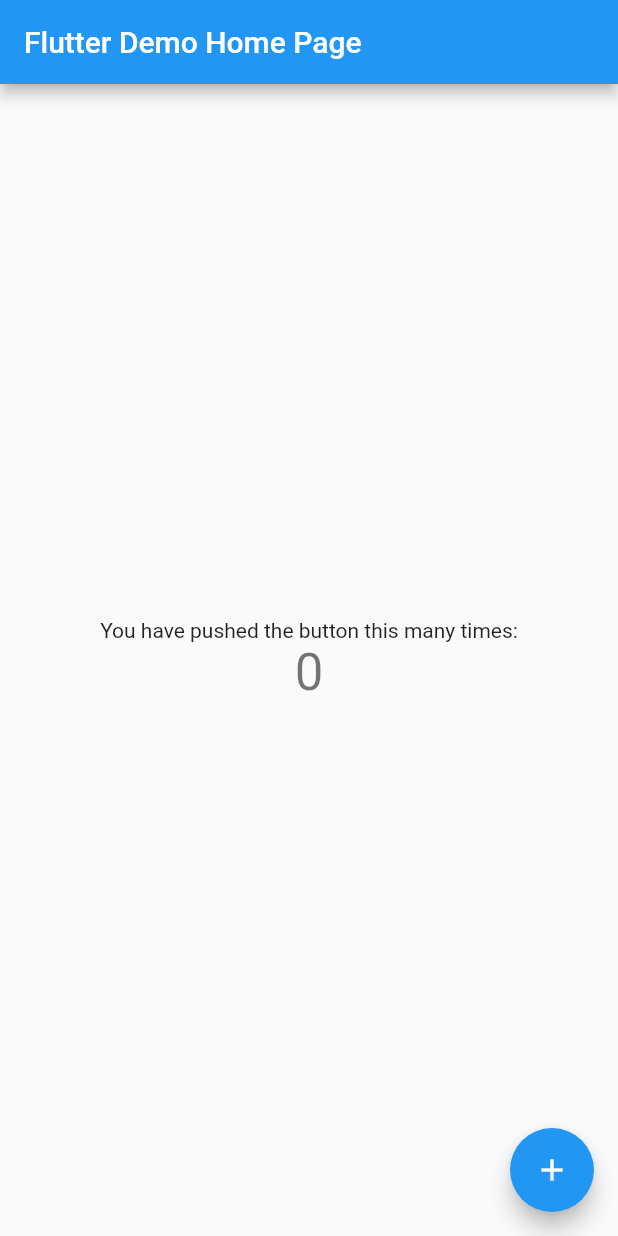
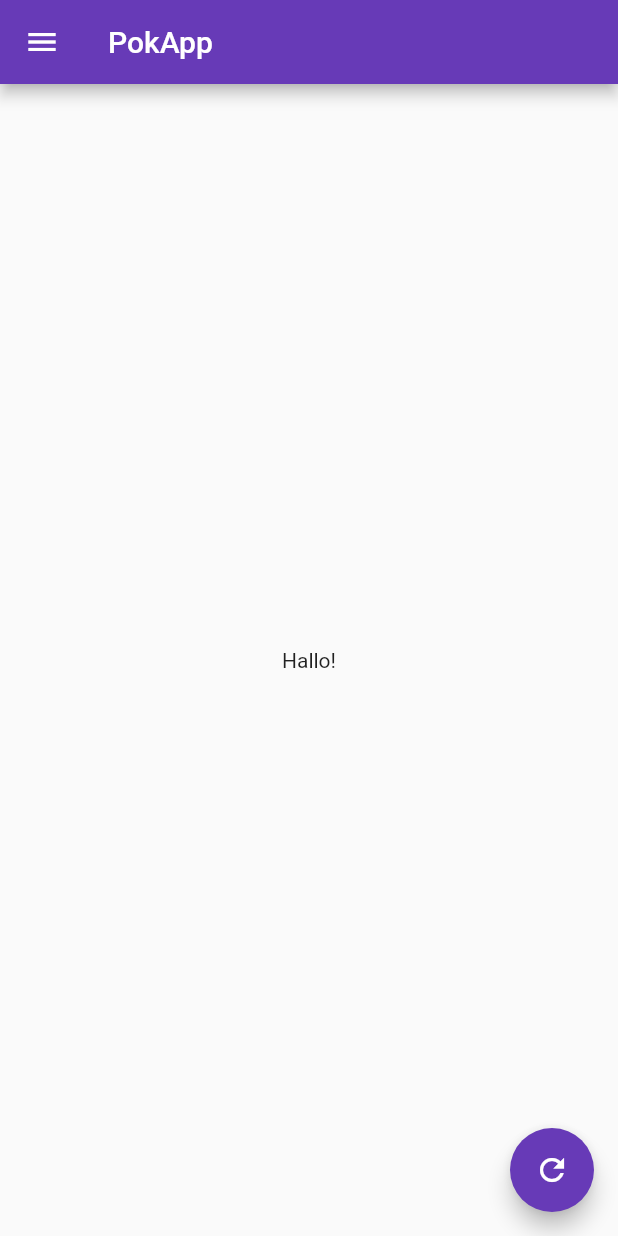
Before and after one commit to marcionitao/pokApp, a Flutter app: the screen it shows after launch, on a phone screen of 412 x 824 dp. Run offline on Flutter 3.47's test engine with Material 2 defaults, Android fonts, the phone set to English and light mode, and no system bars.

Commit message:
add home page

```diff
--- /dev/null
+++ b/lib/home.dart
@@ -0,0 +1,32 @@
+import 'package:flutter/material.dart';
+
+class MyHomePage extends StatefulWidget {
+  @override
+  MyHomePageState createState() {
+    return new MyHomePageState();
+  }
+}
+
+class MyHomePageState extends State<MyHomePage> {
+  @override
+  Widget build(BuildContext context) {
+    return Scaffold(
+      appBar: AppBar(
+        title: Text('PokApp'),
+        backgroundColor: Colors.deepPurple,
+      ),
+
+      body: Center(
+        child: Text('Hallo!'),
+      ),
+
+      drawer: Drawer(),
+
+      floatingActionButton: FloatingActionButton(
+        onPressed: () {},
+        backgroundColor: Colors.deepPurple,
+        child: Icon(Icons.refresh),
+      ),
+    );
+  }
+}
--- a/lib/main.dart
+++ b/lib/main.dart
@@ -1,4 +1,5 @@
 import 'package:flutter/material.dart';
+import 'package:pokapp/home.dart';
 
 void main() => runApp(MyApp());
 
@@ -7,105 +8,9 @@ class MyApp extends StatelessWidget {
   @override
   Widget build(BuildContext context) {
     return MaterialApp(
-      title: 'Flutter Demo',
-      theme: ThemeData(
-        // This is the theme of your application.
-        //
-        // Try running your application with "flutter run". You'll see the
-        // application has a blue toolbar. Then, without quitting the app, try
-        // changing the primarySwatch below to Colors.green and then invoke
-        // "hot reload" (press "r" in the console where you ran "flutter run",
-        // or simply save your changes to "hot reload" in a Flutter IDE).
-        // Notice that the counter didn't reset back to zero; the application
-        // is not restarted.
-        primarySwatch: Colors.blue,
-      ),
-      home: MyHomePage(title: 'Flutter Demo Home Page'),
+      debugShowCheckedModeBanner: false,
+      title: 'PokApp',
+      home: MyHomePage(),
     );
   }
 }
-
-class MyHomePage extends StatefulWidget {
-  MyHomePage({Key key, this.title}) : super(key: key);
-
-  // This widget is the home page of your application. It is stateful, meaning
-  // that it has a State object (defined below) that contains fields that affect
-  // how it looks.
-
-  // This class is the configuration for the state. It holds the values (in this
-  // case the title) provided by the parent (in this case the App widget) and
-  // used by the build method of the State. Fields in a Widget subclass are
-  // always marked "final".
-
-  final String title;
-
-  @override
-  _MyHomePageState createState() => _MyHomePageState();
-}
-
-class _MyHomePageState extends State<MyHomePage> {
-  int _counter = 0;
-
-  void _incrementCounter() {
-    setState(() {
-      // This call to setState tells the Flutter framework that something has
-      // changed in this State, which causes it to rerun the build method below
-      // so that the display can reflect the updated values. If we changed
-      // _counter without calling setState(), then the build method would not be
-      // called again, and so nothing would appear to happen.
-      _counter++;
-    });
-  }
-
-  @override
-  Widget build(BuildContext context) {
-    // This method is rerun every time setState is called, for instance as done
-    // by the _incrementCounter method above.
-    //
-    // The Flutter framework has been optimized to make rerunning build methods
-    // fast, so that you can just rebuild anything that needs updating rather
-    // than having to individually change instances of widgets.
-    return Scaffold(
-      appBar: AppBar(
-        // Here we take the value from the MyHomePage object that was created by
-        // the App.build method, and use it to set our appbar title.
-        title: Text(widget.title),
-      ),
-      body: Center(
-        // Center is a layout widget. It takes a single child and positions it
-        // in the middle of the parent.
-        child: Column(
-          // Column is also layout widget. It takes a list of children and
-          // arranges them vertically. By default, it sizes itself to fit its
-          // children horizontally, and tries to be as tall as its parent.
-          //
-          // Invoke "debug painting" (press "p" in the console, choose the
-          // "Toggle Debug Paint" action from the Flutter Inspector in Android
-          // Studio, or the "Toggle Debug Paint" command in Visual Studio Code)
-          // to see the wireframe for each widget.
-          //
-          // Column has various properties to control how it sizes itself and
-          // how it positions its children. Here we use mainAxisAlignment to
-          // center the children vertically; the main axis here is the vertical
-          // axis because Columns are vertical (the cross axis would be
-          // horizontal).
-          mainAxisAlignment: MainAxisAlignment.center,
-          children: <Widget>[
-            Text(
-              'You have pushed the button this many times:',
-            ),
-            Text(
-              '$_counter',
-              style: Theme.of(context).textTheme.display1,
-            ),
-          ],
-        ),
-      ),
-      floatingActionButton: FloatingActionButton(
-        onPressed: _incrementCounter,
-        tooltip: 'Increment',
-        child: Icon(Icons.add),
-      ), // This trailing comma makes auto-formatting nicer for build methods.
-    );
-  }
-}
```
